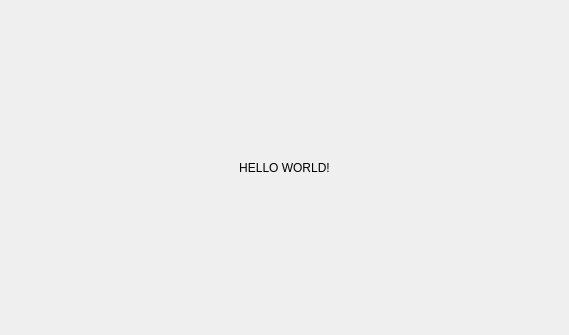
First picture: the form in source/gui/main_widgets/ManageAccounts.ui, repository BeenEncoded/check_book_program, before the edit.
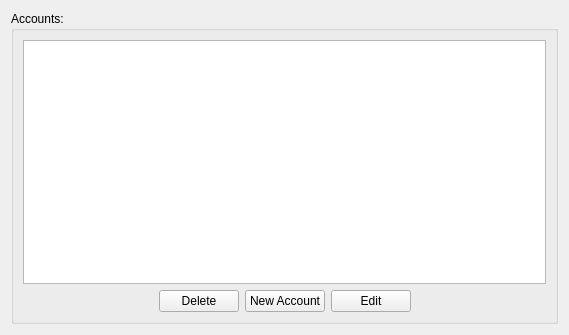
Second picture: the form after the edit.

Patch:
```diff
--- a/source/gui/main_widgets/ManageAccounts.ui
+++ b/source/gui/main_widgets/ManageAccounts.ui
@@ -15,13 +15,87 @@
   </property>
   <layout class="QVBoxLayout" name="verticalLayout">
    <item>
-    <widget class="QLabel" name="label">
-     <property name="text">
-      <string>HELLO WORLD!</string>
+    <widget class="QGroupBox" name="groupBox">
+     <property name="title">
+      <string>Accounts:</string>
      </property>
-     <property name="alignment">
-      <set>Qt::AlignCenter</set>
-     </property>
+     <layout class="QVBoxLayout" name="verticalLayout_2">
+      <item>
+       <widget class="QListWidget" name="listWidget">
+        <property name="font">
+         <font>
+          <pointsize>13</pointsize>
+         </font>
+        </property>
+       </widget>
+      </item>
+      <item>
+       <layout class="QHBoxLayout" name="horizontalLayout">
+        <item>
+         <spacer name="horizontalSpacer_2">
+          <property name="orientation">
+           <enum>Qt::Horizontal</enum>
+          </property>
+          <property name="sizeHint" stdset="0">
+           <size>
+            <width>40</width>
+            <height>20</height>
+           </size>
+          </property>
+         </spacer>
+        </item>
+        <item>
+         <widget class="QPushButton" name="delete_button">
+          <property name="toolTip">
+           <string>Delete the selected account,  be careful!  It's permanent!</string>
+          </property>
+          <property name="text">
+           <string>Delete</string>
+          </property>
+          <property name="shortcut">
+           <string>Del</string>
+          </property>
+         </widget>
+        </item>
+        <item>
+         <widget class="QPushButton" name="new_button">
+          <property name="toolTip">
+           <string>Create a new bank account!</string>
+          </property>
+          <property name="text">
+           <string>New Account</string>
+          </property>
+          <property name="shortcut">
+           <string>Ctrl+N</string>
+          </property>
+         </widget>
+        </item>
+        <item>
+         <widget class="QPushButton" name="edit_button">
+          <property name="toolTip">
+           <string>Edit the selected account</string>
+          </property>
+          <property name="text">
+           <string>Edit</string>
+          </property>
+         </widget>
+        </item>
+        <item>
+         <spacer name="horizontalSpacer">
+          <property name="orientation">
+           <enum>Qt::Horizontal</enum>
+          </property>
+          <property name="sizeHint" stdset="0">
+           <size>
+            <width>40</width>
+            <height>20</height>
+           </size>
+          </property>
+         </spacer>
+        </item>
+       </layout>
+      </item>
+     </layout>
     </widget>
    </item>
   </layout>
```
Left out of the diff: 2 changed lines with no effect on the pictures.
